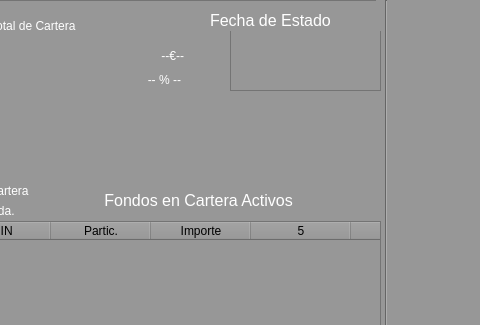
Qt form src/GUI/PrincipalUsuario.ui (jesusramondovale/IngenicaSTS) before a commit; both pictures show x 560 to 1040 and y 0 to 325 of the 1381 by 724 pixel window.
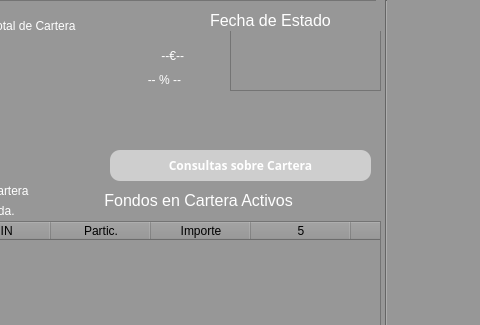
The same form after that commit. Icons and pictures are not drawn.

Commit message:
Añadido: Consultas View*
*Por añadir: rellenado de tabla

What changed in the file:
```diff
--- a/src/GUI/PrincipalUsuario.ui
+++ b/src/GUI/PrincipalUsuario.ui
@@ -1543,6 +1543,36 @@
        <normaloff>../../dist/launcher/src/feather/save.svg</normaloff>../../dist/launcher/src/feather/save.svg</iconset>
      </property>
     </widget>
+    <widget class="QPushButton" name="buttonConsultas">
+     <property name="geometry">
+      <rect>
+       <x>460</x>
+       <y>150</y>
+       <width>261</width>
+       <height>31</height>
+      </rect>
+     </property>
+     <property name="font">
+      <font>
+       <family>Yu Gothic UI Light</family>
+       <pointsize>9</pointsize>
+       <weight>75</weight>
+       <bold>true</bold>
+      </font>
+     </property>
+     <property name="styleSheet">
+      <string notr="true">*{
+background: rgb(206, 206, 206)
+}</string>
+     </property>
+     <property name="text">
+      <string>Consultas sobre Cartera</string>
+     </property>
+     <property name="icon">
+      <iconset>
+       <normaloff>../../../feather/eye.svg</normaloff>../../../feather/eye.svg</iconset>
+     </property>
+    </widget>
     <zorder>buttonAddISINReal</zorder>
     <zorder>label_3</zorder>
     <zorder>buttonBorrarCarteraReal</zorder>
```
Left out of the diff: 1 changed line with no effect on the pictures. The commit also changes 10 other files.
